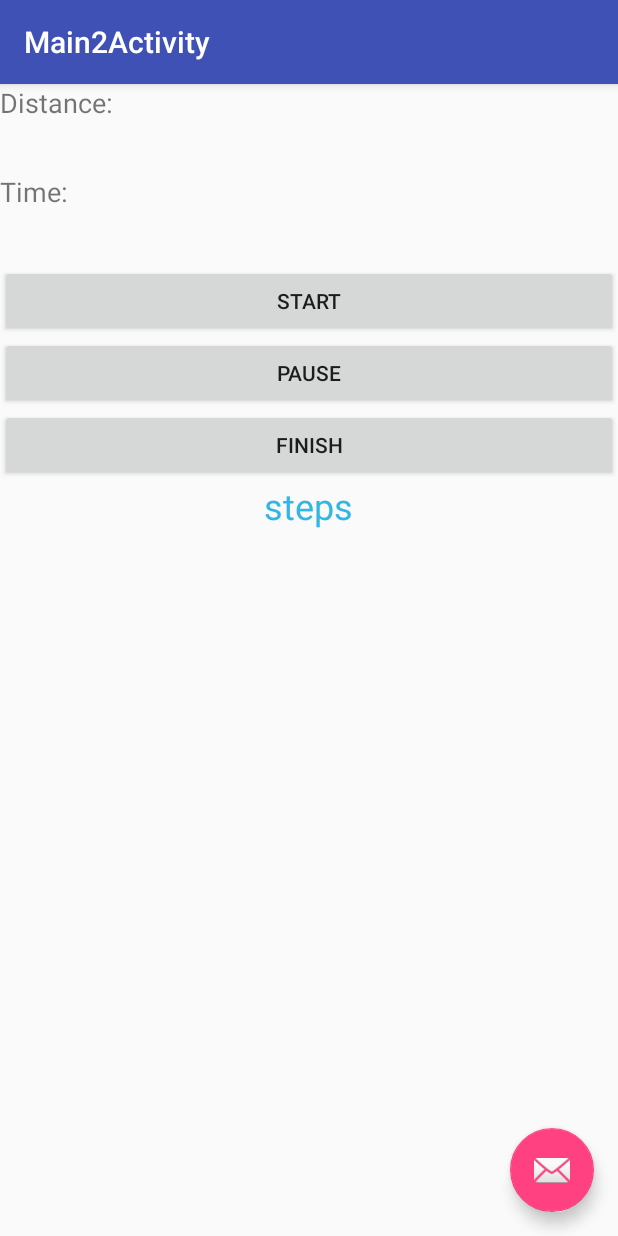
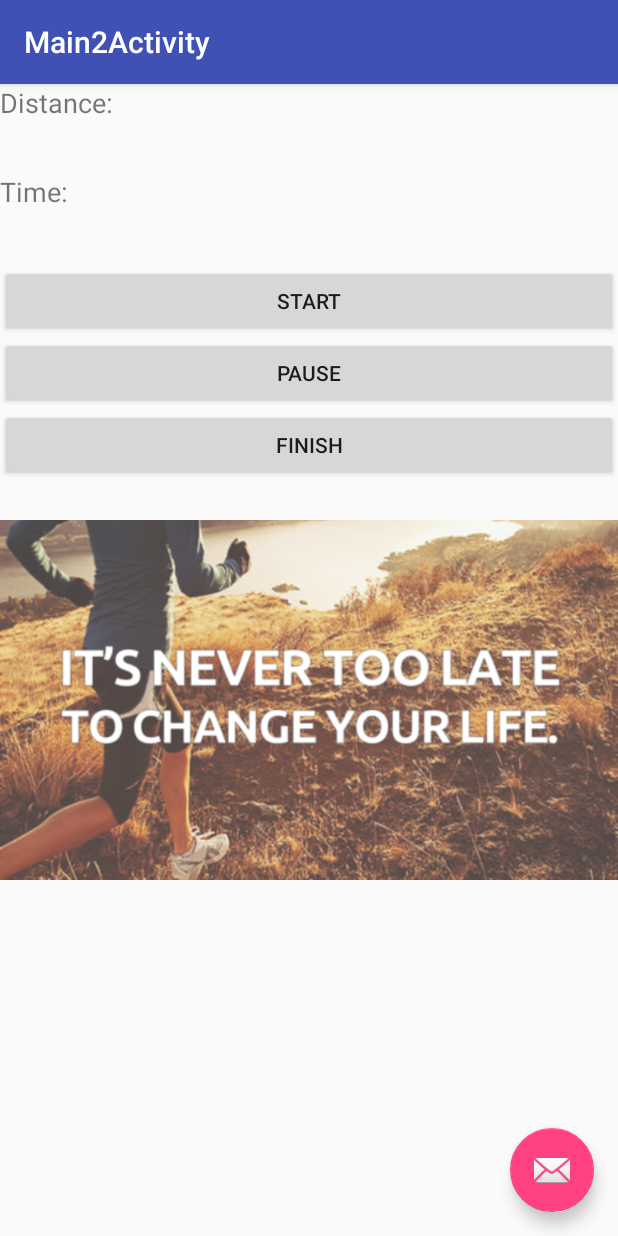
Before and after one commit to tatumks2/running_app, an Android app: the Main2Activity screen opened directly, with no data from a screen before it, on a phone screen of 412 x 824 dp. Run offline under Robolectric (Android 15) with nearby library versions, the phone set to English and light mode, and no system bars.

Commit message:
pedometer sensor

```diff
--- a/app/src/main/java/edu/illinois/cs/cs125/runningappugh/Main2Activity.java
+++ b/app/src/main/java/edu/illinois/cs/cs125/runningappugh/Main2Activity.java
@@ -26,7 +26,7 @@ public class Main2Activity extends AppCompatActivity implements SensorEventListe
     long time;
     Timer timer;
     long distance;
-    TextView stepCounter;
+    TextView distanceText;
     SensorManager sensorManager;
     float steps;
     boolean running = false;
@@ -45,7 +45,6 @@ public class Main2Activity extends AppCompatActivity implements SensorEventListe
                         .setAction("Action", null).show();
             }
         });
-        stepCounter = (TextView) findViewById(R.id.stepCounter);
         sensorManager = (SensorManager) getSystemService(Context.SENSOR_SERVICE);
     }
 
@@ -124,7 +123,8 @@ public class Main2Activity extends AppCompatActivity implements SensorEventListe
     public void onSensorChanged(SensorEvent event) {
         if (running) {
             steps = event.values[0];
-            stepCounter.setText(steps + " steps or about " + (steps/2112) + " miles");
+            distanceText = (TextView) findViewById(R.id.distanceText);
+            distanceText.setText("Distance: " + steps + " or about " + (steps/2112) + " miles");
         }
     }
 
--- a/app/src/main/res/layout/content_main2.xml
+++ b/app/src/main/res/layout/content_main2.xml
@@ -52,15 +52,11 @@
             android:onClick="changeActivity"
             android:text="Finish" />
 
-        <TextView
-            android:id="@+id/stepCounter"
-            android:layout_width="wrap_content"
+        <ImageView
+            android:id="@+id/imageView3"
+            android:layout_width="match_parent"
             android:layout_height="wrap_content"
-            android:layout_gravity="top|center"
-            android:gravity="top|center"
-            android:text="steps"
-            android:textColor="@android:color/holo_blue_light"
-            android:textSize="24sp" />
+            app:srcCompat="@drawable/change" />
 
     </LinearLayout>
 </RelativeLayout>
```
Also changed, not shown: app/src/main/res/drawable/change.png (added), app/src/main/res/drawable/life.jpg (added), app/src/main/res/drawable/run.jpg (added).
